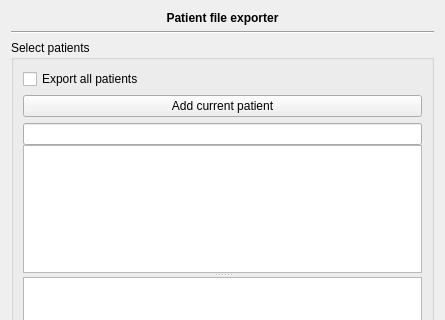
First picture: the form in plugins/patientbaseplugin/patientdataextractordialog.ui, repository FreeHealth/freehealth, before the edit; both pictures show x 0 to 445 and y 0 to 320 of the 445 by 538 pixel window.
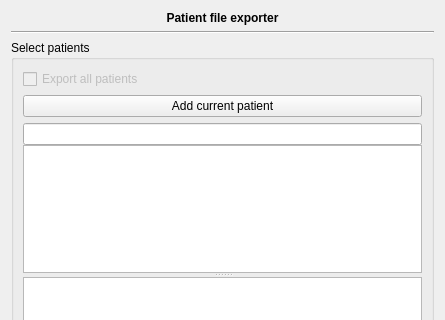
Second picture: the form after the edit. Custom widgets are drawn as their Qt base class.

Commit message: add current patient

The edit to the form file:
```diff
--- a/plugins/patientbaseplugin/patientdataextractordialog.ui
+++ b/plugins/patientbaseplugin/patientdataextractordialog.ui
@@ -45,6 +45,9 @@
      <layout class="QGridLayout" name="gridLayout_2">
       <item row="0" column="0">
        <widget class="QCheckBox" name="exportAll">
+        <property name="enabled">
+         <bool>false</bool>
+        </property>
         <property name="text">
          <string>Export all patients</string>
         </property>
```
The commit also changes 2 other files.
